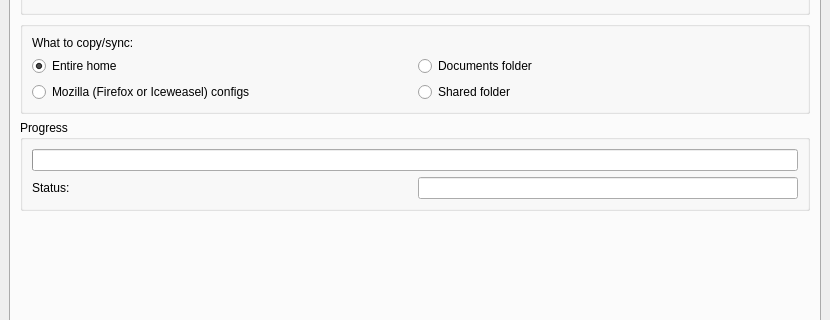
Qt form mx-user/mainwindow.ui (q4os/mxtools-for-debian) before a commit; both pictures show x 0 to 830 and y 118 to 438 of the 830 by 662 pixel window.
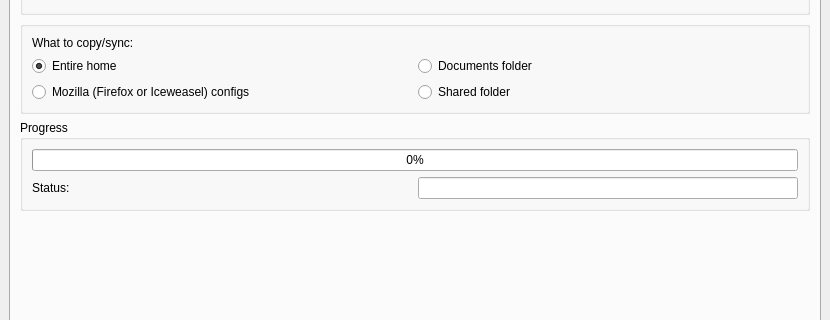
The same form after that commit. The open tabs and pages were chosen to show the change. Icons and pictures are not drawn.

Diff of the .ui file:
```diff
--- a/mx-user/mainwindow.ui
+++ b/mx-user/mainwindow.ui
@@ -1138,7 +1138,7 @@
              <number>0</number>
             </property>
             <property name="textVisible">
-             <bool>false</bool>
+             <bool>true</bool>
             </property>
             <property name="orientation">
              <enum>Qt::Horizontal</enum>
```
